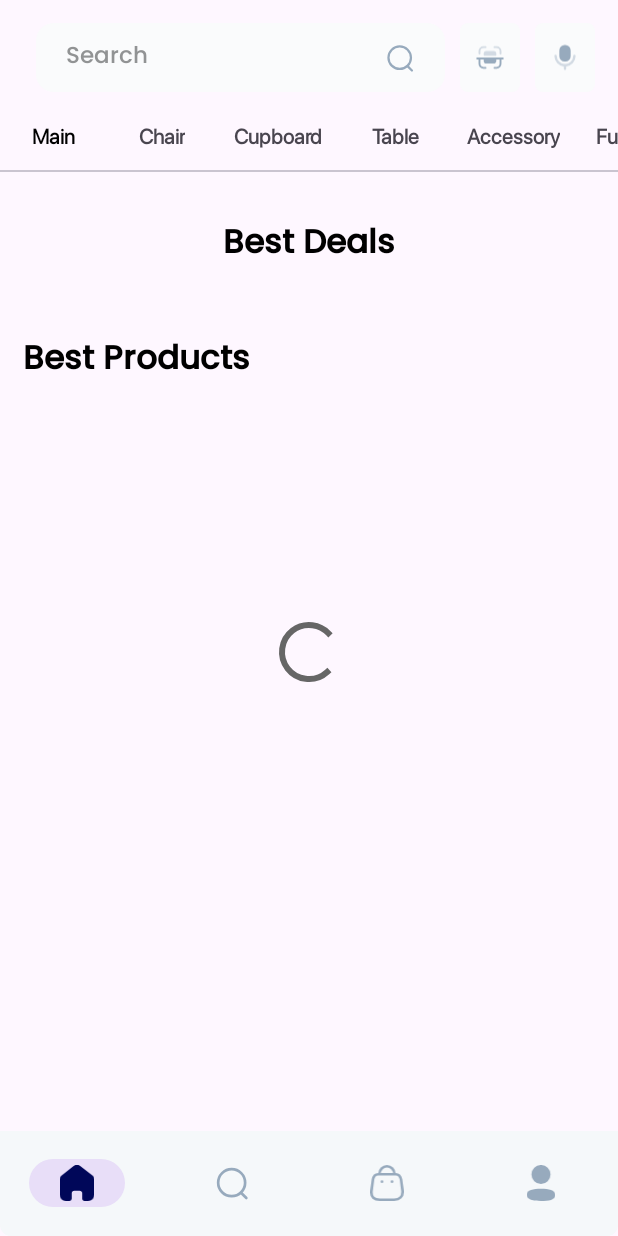
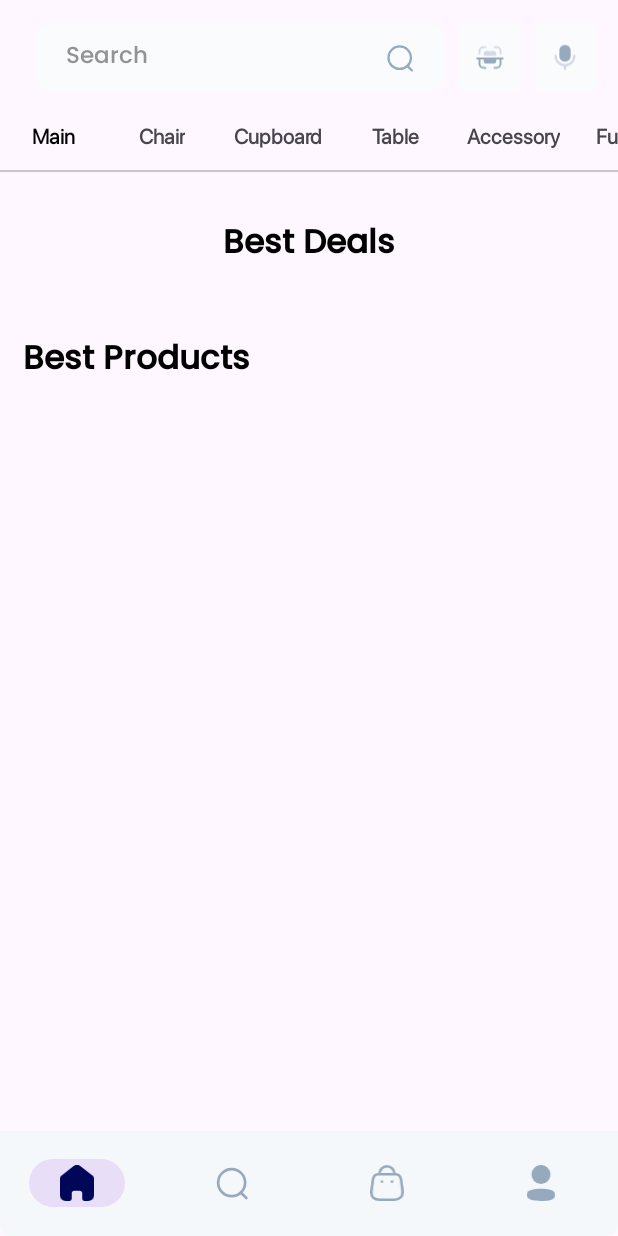
Before and after one commit to TanujKhanna0210/E-Commerce, an Android app: the screen it shows after launch once a user with an empty profile is signed in (ShoppingActivity), on a phone screen of 412 x 824 dp. Run offline under Robolectric (Android 15) with nearby library versions, the phone set to English and light mode, and no system bars; our stand-ins replace Dagger/Hilt's generated code, Firebase (no records; nobody signed in at launch, a user with empty details on screens opened directly), navigation-ui.

Commit message:
Displaying the special products on mainFragment

```diff
--- a/app/src/main/java/com/example/e_commerce/activities/ShoppingActivity.kt
+++ b/app/src/main/java/com/example/e_commerce/activities/ShoppingActivity.kt
@@ -6,7 +6,9 @@ import androidx.navigation.findNavController
 import androidx.navigation.ui.setupWithNavController
 import com.example.e_commerce.R
 import com.example.e_commerce.databinding.ActivityShoppingBinding
+import dagger.hilt.android.AndroidEntryPoint
 
+@AndroidEntryPoint
 class ShoppingActivity : AppCompatActivity() {
 
     val binding by lazy {
--- /dev/null
+++ b/app/src/main/java/com/example/e_commerce/adapters/SpecialProductsAdapter.kt
@@ -0,0 +1,51 @@
+package com.example.e_commerce.adapters
+
+import android.view.LayoutInflater
+import android.view.ViewGroup
+import androidx.recyclerview.widget.AsyncListDiffer
+import androidx.recyclerview.widget.DiffUtil
+import androidx.recyclerview.widget.RecyclerView
+import com.bumptech.glide.Glide
+import com.example.e_commerce.data.Product
+import com.example.e_commerce.databinding.SpecialRvItemBinding
+
+class SpecialProductsAdapter: RecyclerView.Adapter<SpecialProductsAdapter.SpecialProductsViewHolder>() {
+
+    inner class SpecialProductsViewHolder(private val binding: SpecialRvItemBinding): RecyclerView.ViewHolder(binding.root) {
+
+        fun bind(product: Product) {
+            binding.apply {
+                Glide.with(itemView).load(product.images[0]).into(imageSpecialRvItem)
+                tvSpecialProductName.text = product.name
+                tvSpecialProductPrice.text = product.price.toString()
+            }
+        }
+    }
+
+    private val diffCallBack = object : DiffUtil.ItemCallback<Product>() {
+        override fun areItemsTheSame(oldItem: Product, newItem: Product): Boolean {
+            return oldItem.id == newItem.id
+        }
+
+        override fun areContentsTheSame(oldItem: Product, newItem: Product): Boolean {
+            return oldItem == newItem
+        }
+    }
+
+    val differ = AsyncListDiffer(this, diffCallBack)
+
+    override fun onCreateViewHolder(parent: ViewGroup, viewType: Int): SpecialProductsViewHolder {
+        return SpecialProductsViewHolder(
+            SpecialRvItemBinding.inflate(LayoutInflater.from(parent.context), parent, false)
+        )
+    }
+
+    override fun getItemCount(): Int {
+        return differ.currentList.size
+    }
+
+    override fun onBindViewHolder(holder: SpecialProductsViewHolder, position: Int) {
+        val product = differ.currentList[position]
+        holder.bind(product)
+    }
+}
--- a/app/src/main/java/com/example/e_commerce/fragments/categories/MainCategoryFragment.kt
+++ b/app/src/main/java/com/example/e_commerce/fragments/categories/MainCategoryFragment.kt
@@ -1,7 +1,78 @@
 package com.example.e_commerce.fragments.categories
 
+import android.os.Bundle
+import android.util.Log
+import android.view.LayoutInflater
+import android.view.View
+import android.view.ViewGroup
+import android.widget.Toast
 import androidx.fragment.app.Fragment
+import androidx.fragment.app.viewModels
+import androidx.lifecycle.lifecycleScope
+import androidx.recyclerview.widget.LinearLayoutManager
 import com.example.e_commerce.R
+import com.example.e_commerce.adapters.SpecialProductsAdapter
+import com.example.e_commerce.databinding.FragmentMainCategoryBinding
+import com.example.e_commerce.util.Resource
+import com.example.e_commerce.viewmodel.MainCategoryViewModel
+import dagger.hilt.android.AndroidEntryPoint
+import kotlinx.coroutines.flow.collectLatest
 
+private const val TAG = "MainCategoryFragment"
+@AndroidEntryPoint
 class MainCategoryFragment: Fragment(R.layout.fragment_main_category) {
+    private lateinit var binding: FragmentMainCategoryBinding
+    private lateinit var specialProductsAdapter: SpecialProductsAdapter
+    private val viewModel by viewModels<MainCategoryViewModel>()
+
+    override fun onCreateView(
+        inflater: LayoutInflater,
+        container: ViewGroup?,
+        savedInstanceState: Bundle?
+    ): View? {
+        binding = FragmentMainCategoryBinding.inflate(inflater)
+        return binding.root
+    }
+
+    override fun onViewCreated(view: View, savedInstanceState: Bundle?) {
+        super.onViewCreated(view, savedInstanceState)
+
+        setupSpecialProductRv()
+
+        lifecycleScope.launchWhenStarted {
+            viewModel.specialProducts.collectLatest {
+                when (it) {
+                    is Resource.Loading -> {
+                        showLoading()
+                    }
+                    is Resource.Success -> {
+                        specialProductsAdapter.differ.submitList(it.data)
+                        hideLoading()
+                    }
+                    is Resource.Failure -> {
+                        hideLoading()
+                        Log.e(TAG, it.message.toString())
+                        Toast.makeText(requireContext(), it.message, Toast.LENGTH_SHORT).show()
+                    }
+                    else -> Unit
+                }
+            }
+        }
+    }
+
+    private fun hideLoading() {
+        binding.mainCategoryProgressBar.visibility = View.GONE
+    }
+
+    private fun showLoading() {
+        binding.mainCategoryProgressBar.visibility = View.VISIBLE
+    }
+
+    private fun setupSpecialProductRv() {
+        specialProductsAdapter = SpecialProductsAdapter()
+        binding.rvSpecialProducts.apply {
+            layoutManager = LinearLayoutManager(requireContext(), LinearLayoutManager.HORIZONTAL, false)
+            adapter = specialProductsAdapter
+        }
+    }
 }
--- /dev/null
+++ b/app/src/main/java/com/example/e_commerce/viewmodel/MainCategoryViewModel.kt
@@ -0,0 +1,44 @@
+package com.example.e_commerce.viewmodel
+
+import androidx.lifecycle.ViewModel
+import androidx.lifecycle.viewModelScope
+import com.example.e_commerce.data.Product
+import com.example.e_commerce.util.Resource
+import com.google.firebase.firestore.FirebaseFirestore
+import dagger.hilt.android.lifecycle.HiltViewModel
+import kotlinx.coroutines.flow.MutableStateFlow
+import kotlinx.coroutines.flow.StateFlow
+import kotlinx.coroutines.launch
+import javax.inject.Inject
+
+@HiltViewModel
+class MainCategoryViewModel @Inject constructor(
+    private val firestore: FirebaseFirestore
+): ViewModel() {
+
+    private val _specialProducts = MutableStateFlow<Resource<List<Product>>>(Resource.Unspecified())
+    val specialProducts: StateFlow<Resource<List<Product>>> = _specialProducts
+
+    init {
+        fetchSpecialProducts()
+    }
+
+    fun fetchSpecialProducts() {
+        viewModelScope.launch {
+            _specialProducts.emit(Resource.Loading())
+        }
+        firestore.collection("Products")
+            .whereEqualTo("category", "Special Products").get()
+            .addOnSuccessListener { result ->
+                val specialProductList = result.toObjects(Product::class.java)
+                viewModelScope.launch {
+                    _specialProducts.emit(Resource.Success(specialProductList))
+                }
+            }
+            .addOnFailureListener {
+                viewModelScope.launch {
+                    _specialProducts.emit(Resource.Failure(it.message.toString()))
+                }
+            }
+    }
+}
--- a/app/src/main/res/layout/fragment_main_category.xml
+++ b/app/src/main/res/layout/fragment_main_category.xml
@@ -14,9 +14,10 @@
             android:layout_height="match_parent">
 
             <ProgressBar
+                android:id="@+id/mainCategoryProgressBar"
                 android:layout_width="wrap_content"
                 android:layout_height="wrap_content"
-                android:visibility="visible"
+                android:visibility="gone"
                 app:layout_constraintStart_toStartOf="parent"
                 app:layout_constraintEnd_toEndOf="parent"
                 app:layout_constraintTop_toTopOf="parent"
```
Also changed, not shown: app/src/main/java/com/example/e_commerce/data/Product.kt (added, +15 -0 lines), app/src/main/res/layout/special_rv_item.xml (+10 -9 lines).
